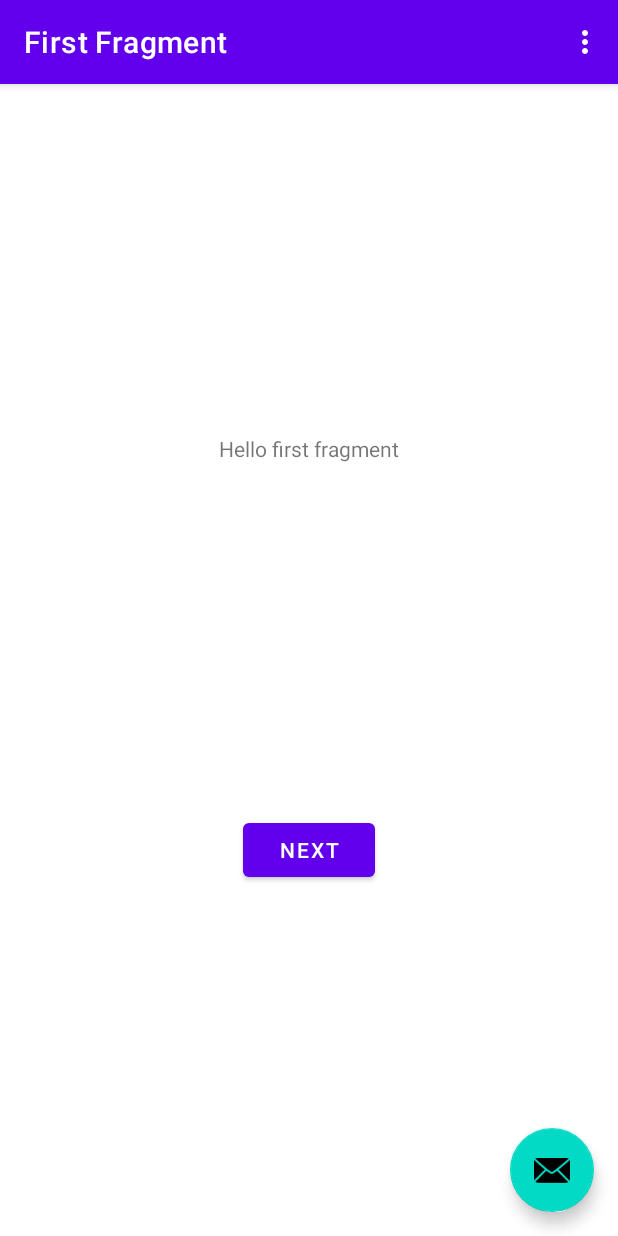
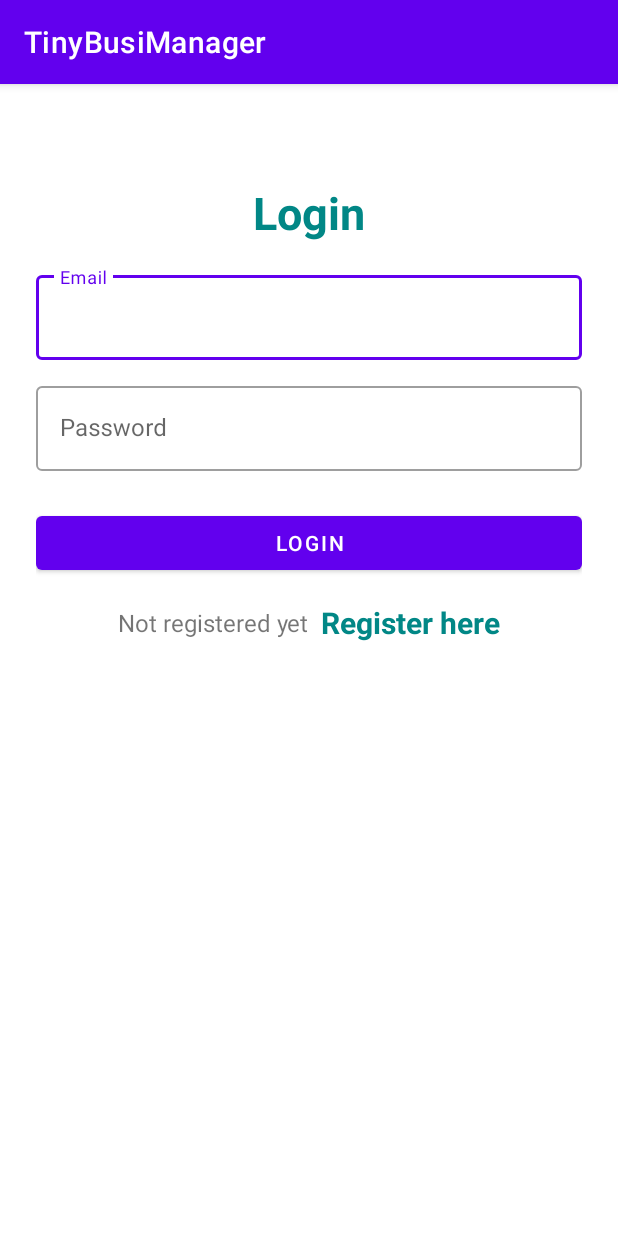
Before and after one commit to O-xix/TinyBusiManager, an Android app: the screen it shows after launch (MainActivity before the commit, LoginActivity after it), on a phone screen of 412 x 824 dp. Run offline under Robolectric (Android 15) with nearby library versions, the phone set to English and light mode, and no system bars; our stand-ins replace Firebase (no records; nobody signed in at launch, a user with empty details on screens opened directly), navigation-ui.

```diff
--- a/app/build.gradle
+++ b/app/build.gradle
@@ -1,5 +1,6 @@
 plugins {
     id 'com.android.application'
+    id 'com.google.gms.google-services'
 }
 
 android {
@@ -37,6 +38,7 @@ dependencies {
     implementation 'androidx.constraintlayout:constraintlayout:2.1.4'
     implementation 'androidx.navigation:navigation-fragment:2.5.3'
     implementation 'androidx.navigation:navigation-ui:2.5.3'
+    implementation 'com.google.firebase:firebase-auth:21.1.0'
     testImplementation 'junit:junit:4.13.2'
     androidTestImplementation 'androidx.test.ext:junit:1.1.5'
     androidTestImplementation 'androidx.test.espresso:espresso-core:3.5.1'
--- a/app/src/main/AndroidManifest.xml
+++ b/app/src/main/AndroidManifest.xml
@@ -9,6 +9,12 @@
         android:roundIcon="@mipmap/ic_launcher_round"
         android:supportsRtl="true"
         android:theme="@style/Theme.TinyBusiManager">
+        <activity
+            android:name=".RegisterActivity"
+            android:exported="false" />
+        <activity
+            android:name=".LoginActivity"
+            android:exported="false" />
         <activity
             android:name=".InputInOutFlowActivity"
             android:exported="false" />
--- /dev/null
+++ b/app/src/main/java/com/example/tinybusimanager/LoginActivity.java
@@ -0,0 +1,73 @@
+package com.example.tinybusimanager;
+
+import androidx.annotation.NonNull;
+import androidx.appcompat.app.AppCompatActivity;
+
+import android.content.Intent;
+import android.os.Bundle;
+import android.text.TextUtils;
+import android.widget.Button;
+import android.widget.TextView;
+import android.widget.Toast;
+
+import com.google.android.gms.tasks.OnCompleteListener;
+import com.google.android.gms.tasks.Task;
+import com.google.android.material.textfield.TextInputEditText;
+import com.google.firebase.auth.AuthResult;
+import com.google.firebase.auth.FirebaseAuth;
+
+public class LoginActivity extends AppCompatActivity {
+
+    TextInputEditText etLoginEmail;
+    TextInputEditText etLoginPassword;
+    TextView tvRegisterHere;
+    Button btnLogin;
+
+    FirebaseAuth mAuth;
+
+    @Override
+    protected void onCreate(Bundle savedInstanceState) {
+        super.onCreate(savedInstanceState);
+        setContentView(R.layout.activity_login);
+
+        etLoginEmail = findViewById(R.id.etLoginEmail);
+        etLoginPassword = findViewById(R.id.etLoginPass);
+        tvRegisterHere = findViewById(R.id.tvRegisterHere);
+        btnLogin = findViewById(R.id.btnLogin);
+
+        mAuth = FirebaseAuth.getInstance();
+
+        btnLogin.setOnClickListener(view -> {
+            loginUser();
+        });
+        tvRegisterHere.setOnClickListener(view ->{
+            startActivity(new Intent(LoginActivity.this, RegisterActivity.class));
+        });
+    }
+
+    private void loginUser(){
+        String email = etLoginEmail.getText().toString();
+        String password = etLoginPassword.getText().toString();
+
+        if (TextUtils.isEmpty(email)){
+            etLoginEmail.setError("Email cannot be empty");
+            etLoginEmail.requestFocus();
+        }else if (TextUtils.isEmpty(password)){
+            etLoginPassword.setError("Password cannot be empty");
+            etLoginPassword.requestFocus();
+        }else{
+            mAuth.signInWithEmailAndPassword(email,password).addOnCompleteListener(new OnCompleteListener<AuthResult>() {
+                @Override
+                public void onComplete(@NonNull Task<AuthResult> task) {
+                    if (task.isSuccessful()){
+                        Toast.makeText(LoginActivity.this, "User logged in successfully", Toast.LENGTH_SHORT).show();
+                        startActivity(new Intent(LoginActivity.this, MainActivity.class));
+                    }else{
+                        Toast.makeText(LoginActivity.this, "Log in Error: " + task.getException().getMessage(), Toast.LENGTH_SHORT).show();
+                    }
+                }
+            });
+        }
+    }
+
+}
--- a/app/src/main/java/com/example/tinybusimanager/MainActivity.java
+++ b/app/src/main/java/com/example/tinybusimanager/MainActivity.java
@@ -13,6 +13,8 @@ import androidx.navigation.ui.AppBarConfiguration;
 import androidx.navigation.ui.NavigationUI;
 
 import com.example.tinybusimanager.databinding.ActivityMainBinding;
+import com.google.firebase.auth.FirebaseAuth;
+import com.google.firebase.auth.FirebaseUser;
 
 import android.view.Menu;
 import android.view.MenuItem;
@@ -26,6 +28,8 @@ public class MainActivity extends AppCompatActivity {
     private AppBarConfiguration appBarConfiguration;
     private ActivityMainBinding binding;
     public static ArrayList<YearTable> metaFinancialActivityLog;
+    MenuItem logoutMenuItem;
+    FirebaseAuth mAuth;
 
     @Override
     protected void onCreate(Bundle savedInstanceState) {
@@ -34,6 +38,10 @@ public class MainActivity extends AppCompatActivity {
 
         binding = ActivityMainBinding.inflate(getLayoutInflater());
         setContentView(binding.getRoot());
+        mAuth = FirebaseAuth.getInstance();
+        logoutMenuItem = findViewById(R.id.action_logout);
+        metaFinancialActivityLog = new ArrayList<YearTable>(0);
+
 
         setSupportActionBar(binding.toolbar);
 
@@ -48,12 +56,24 @@ public class MainActivity extends AppCompatActivity {
                 startActivity(intent);
             }
         });
+
+
+    }
+
+    @Override
+    protected void onStart() {
+        super.onStart();
+        FirebaseUser user = mAuth.getCurrentUser();
+        if (user == null){
+            startActivity(new Intent(MainActivity.this, LoginActivity.class));
+        }
     }
 
     @Override
     public boolean onCreateOptionsMenu(Menu menu) {
         // Inflate the menu; this adds items to the action bar if it is present.
         getMenuInflater().inflate(R.menu.menu_main, menu);
+
         return true;
     }
 
@@ -65,7 +85,9 @@ public class MainActivity extends AppCompatActivity {
         int id = item.getItemId();
 
         //noinspection SimplifiableIfStatement
-        if (id == R.id.action_settings) {
+        if (id == R.id.action_logout) {
+            mAuth.signOut();
+            startActivity(new Intent(MainActivity.this, LoginActivity.class));
             return true;
         }
 
--- /dev/null
+++ b/app/src/main/res/layout/activity_login.xml
@@ -0,0 +1,91 @@
+<?xml version="1.0" encoding="utf-8"?>
+<LinearLayout xmlns:android="http://schemas.android.com/apk/res/android"
+    xmlns:app="http://schemas.android.com/apk/res-auto"
+    xmlns:tools="http://schemas.android.com/tools"
+    android:layout_width="match_parent"
+    android:layout_height="match_parent"
+    android:orientation="vertical"
+    android:padding="24dp"
+    tools:context=".LoginActivity">
+
+    <LinearLayout
+        android:layout_width="match_parent"
+        android:layout_height="match_parent"
+        android:orientation="vertical"
+        android:layout_gravity="center"
+        android:layout_marginTop="25dp">
+
+        <TextView
+            android:layout_width="match_parent"
+            android:layout_height="wrap_content"
+            android:text="Login"
+            android:textSize="30sp"
+            android:textStyle="bold"
+            android:textColor="@color/teal_700"
+            android:gravity="center_horizontal"
+            android:layout_marginVertical="16dp"/>
+
+
+        <com.google.android.material.textfield.TextInputLayout
+            android:layout_width="match_parent"
+            style="@style/Widget.MaterialComponents.TextInputLayout.OutlinedBox"
+            android:layout_height="wrap_content">
+
+            <com.google.android.material.textfield.TextInputEditText
+                android:id="@+id/etLoginEmail"
+                android:layout_width="match_parent"
+                android:layout_height="wrap_content"
+                android:hint="Email"
+                android:inputType="textEmailAddress"/>
+        </com.google.android.material.textfield.TextInputLayout>
+
+
+        <com.google.android.material.textfield.TextInputLayout
+            android:layout_width="match_parent"
+            style="@style/Widget.MaterialComponents.TextInputLayout.OutlinedBox"
+            android:layout_height="wrap_content"
+            android:layout_marginTop="12dp">
+
+            <com.google.android.material.textfield.TextInputEditText
+                android:id="@+id/etLoginPass"
+                android:layout_width="match_parent"
+                android:layout_height="wrap_content"
+                android:hint="Password"
+                android:inputType="textPassword"/>
+        </com.google.android.material.textfield.TextInputLayout>
+
+        <com.google.android.material.button.MaterialButton
+            android:id="@+id/btnLogin"
+            android:layout_width="match_parent"
+            android:layout_height="wrap_content"
+            android:layout_marginTop="24dp"
+            android:text="Login"/>
+
+        <LinearLayout
+            android:layout_width="match_parent"
+            android:layout_height="wrap_content"
+            android:layout_marginTop="15dp"
+            android:gravity="center"
+            android:orientation="horizontal">
+
+            <TextView
+                android:layout_width="wrap_content"
+                android:layout_height="wrap_content"
+                android:text="Not registered yet"
+                android:textSize="16sp"/>
+
+            <TextView
+                android:id="@+id/tvRegisterHere"
+                android:layout_width="wrap_content"
+                android:layout_height="wrap_content"
+                android:layout_marginLeft="8dp"
+                android:text="Register here"
+                android:textColor="@color/teal_700"
+                android:textStyle="bold"
+                android:textSize="20sp"/>
+
+        </LinearLayout>
+
+    </LinearLayout>
+
+</LinearLayout>
--- a/app/src/main/res/layout/activity_main.xml
+++ b/app/src/main/res/layout/activity_main.xml
@@ -29,6 +29,6 @@
         android:layout_gravity="bottom|end"
         android:layout_marginEnd="@dimen/fab_margin"
         android:layout_marginBottom="16dp"
-        app:srcCompat="@android:drawable/ic_dialog_email" />
+        app:srcCompat="@android:drawable/ic_input_add" />
 
 </androidx.coordinatorlayout.widget.CoordinatorLayout>
--- a/app/src/main/res/menu/menu_main.xml
+++ b/app/src/main/res/menu/menu_main.xml
@@ -7,4 +7,9 @@
         android:orderInCategory="100"
         android:title="@string/action_settings"
         app:showAsAction="never" />
+    <item
+        android:id="@+id/action_logout"
+        android:orderInCategory="100"
+        android:title="Logout"
+        app:showAsAction="never" />
 </menu>
--- a/build.gradle
+++ b/build.gradle
@@ -1,4 +1,8 @@
-// Top-level build file where you can add configuration options common to all sub-projects/modules.
+buildscript {
+    dependencies {
+        classpath 'com.google.gms:google-services:4.3.15'
+    }
+}// Top-level build file where you can add configuration options common to all sub-projects/modules.
 plugins {
     id 'com.android.application' version '7.1.0' apply false
     id 'com.android.library' version '7.1.0' apply false
--- a/gradle.properties
+++ b/gradle.properties
@@ -7,6 +7,8 @@
 # Specifies the JVM arguments used for the daemon process.
 # The setting is particularly useful for tweaking memory settings.
 org.gradle.jvmargs=-Xmx2048m -Dfile.encoding=UTF-8
+android.debug.obsoleteApi=true
+android.suppressUnsupportedCompileSdk=33
 # When configured, Gradle will run in incubating parallel mode.
 # This option should only be used with decoupled projects. More details, visit
 # http://www.gradle.org/docs/current/userguide/multi_project_builds.html#sec:decoupled_projects
```
Also changed, not shown: app/src/main/java/com/example/tinybusimanager/InputInOutFlowActivity.java (+9 -0 lines), app/src/main/java/com/example/tinybusimanager/RegisterActivity.java (added, +74 -0 lines), app/src/main/res/layout/activity_register.xml (added, +91 -0 lines).
